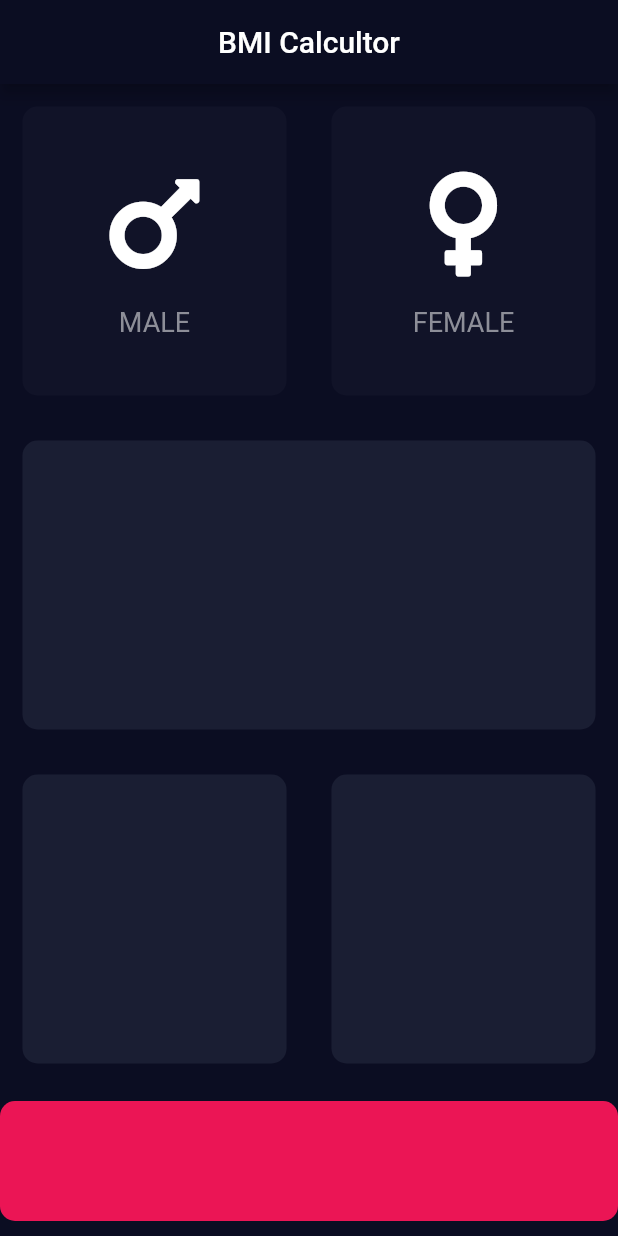
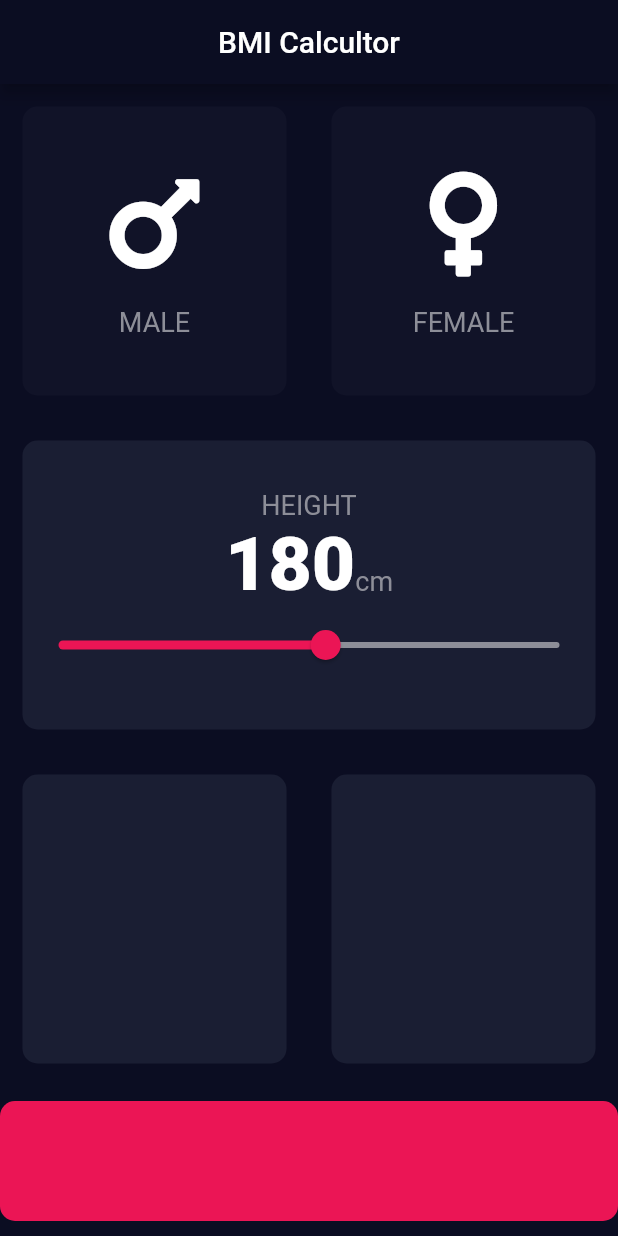
Before and after one commit to Baeyung/bmi_calculator, a Flutter app: the screen it shows after launch, on a phone screen of 412 x 824 dp. Run offline on Flutter 3.47's test engine with Material 2 defaults, Android fonts, the phone set to English and light mode, and no system bars; our stand-ins replace font_awesome_flutter.

Commit message:
--added slider functionality and seperated constants

```diff
--- /dev/null
+++ b/lib/constants/konstants.dart
@@ -0,0 +1,19 @@
+import 'package:flutter/material.dart';
+
+const double kCalculateButtonHeight = 80;
+const Color kActiveCardColor = Color(0xff1a1e33);
+const Color kInactiveCardColor = Color(0xff111328);
+const Color kActiveSliderColor = Color(0xffeb1555);
+const Color kInactiveSliderColor = Color(0xff8d8e98);
+
+const double kMinHeight = 100.0;
+const double kMaxHeight = 250.0;
+
+const kTextStyle = TextStyle(
+  color: Color(0xff8d8e98),
+  fontSize: 18,
+);
+const kNumberTextStyle = TextStyle(
+  fontWeight: FontWeight.w900,
+  fontSize: 50,
+);
--- a/lib/custom_widgets/icon_content.dart
+++ b/lib/custom_widgets/icon_content.dart
@@ -1,4 +1,5 @@
 import 'package:flutter/material.dart';
+import 'package:bmi_calculator/constants/konstants.dart';
 
 class TopWidgets extends StatelessWidget {
   final IconData widgetIcons;
@@ -19,7 +20,7 @@ class TopWidgets extends StatelessWidget {
           height: 15,
         ),
         Text(str,
-            style: const TextStyle(color: Color(0xff8d8e98), fontSize: 18))
+            style: kTextStyle,)
       ],
     );
   }
--- a/lib/custom_widgets/reusable_card.dart
+++ b/lib/custom_widgets/reusable_card.dart
@@ -8,11 +8,13 @@ class ReusableCard extends StatelessWidget {
 
   @override
   Widget build(BuildContext context) {
-    return Container(
-      child: cardChild,
-      margin: const EdgeInsets.all(15),
-      decoration:
-          BoxDecoration(color: colour, borderRadius: BorderRadius.circular(10)),
+    return GestureDetector(
+      child: Container(
+        child: cardChild,
+        margin: const EdgeInsets.all(15),
+        decoration: BoxDecoration(
+            color: colour, borderRadius: BorderRadius.circular(10)),
+      ),
     );
   }
 }
--- a/lib/input_page.dart
+++ b/lib/input_page.dart
@@ -2,10 +2,8 @@ import 'package:flutter/material.dart';
 import 'package:font_awesome_flutter/font_awesome_flutter.dart';
 import 'custom_widgets/icon_content.dart';
 import 'custom_widgets/reusable_card.dart';
+import 'constants/konstants.dart';
 
-const double calculateButtonHeight = 80;
-const Color activeCardColor = Color(0xff1a1e33);
-const Color inactiveCardColor = Color(0xff111328);
 enum Gender { male, female, none }
 
 class InputPage extends StatefulWidget {
@@ -17,6 +15,7 @@ class InputPage extends StatefulWidget {
 
 class _InputPageState extends State<InputPage> {
   Gender selectedGender = Gender.none;
+  int height = 180;
   @override
   Widget build(BuildContext context) {
     return Scaffold(
@@ -39,8 +38,8 @@ class _InputPageState extends State<InputPage> {
                     },
                     child: ReusableCard(
                       colour: selectedGender == Gender.male
-                          ? activeCardColor
-                          : inactiveCardColor,
+                          ? kActiveCardColor
+                          : kInactiveCardColor,
                       cardChild: const TopWidgets(
                         widgetIcons: FontAwesomeIcons.mars,
                         str: 'MALE',
@@ -57,8 +56,8 @@ class _InputPageState extends State<InputPage> {
                     },
                     child: ReusableCard(
                       colour: selectedGender == Gender.female
-                          ? activeCardColor
-                          : inactiveCardColor,
+                          ? kActiveCardColor
+                          : kInactiveCardColor,
                       cardChild: const TopWidgets(
                         widgetIcons: FontAwesomeIcons.venus,
                         str: 'FEMALE',
@@ -69,24 +68,58 @@ class _InputPageState extends State<InputPage> {
               ],
             ),
           ),
-          const Expanded(
-            child: ReusableCard(colour: activeCardColor),
+          Expanded(
+            child: ReusableCard(
+              colour: kActiveCardColor,
+              cardChild: Column(
+                mainAxisAlignment: MainAxisAlignment.center,
+                children: [
+                  const Text(
+                    'HEIGHT',
+                    style: kTextStyle,
+                  ),
+                  Row(
+                    mainAxisAlignment: MainAxisAlignment.center,
+                    textBaseline: TextBaseline.alphabetic,
+                    crossAxisAlignment: CrossAxisAlignment.baseline,
+                    children: [
+                      Text(
+                        height.toString(),
+                        style: kNumberTextStyle,
+                      ),
+                      const Text('cm', style: kTextStyle)
+                    ],
+                  ),
+                  Slider(
+                      min: kMinHeight,
+                      max: kMaxHeight,
+                      activeColor: kActiveSliderColor,
+                      inactiveColor: kInactiveSliderColor,
+                      value: height.toDouble(),
+                      onChanged: (double newValue) {
+                        setState(() {
+                          height = newValue.round();
+                        });
+                      })
+                ],
+              ),
+            ),
           ),
           Expanded(
             child: Row(
               children: const [
                 Expanded(
-                  child: ReusableCard(colour: activeCardColor),
+                  child: ReusableCard(colour: kActiveCardColor),
                 ),
                 Expanded(
-                  child: ReusableCard(colour: activeCardColor),
+                  child: ReusableCard(colour: kActiveCardColor),
                 ),
               ],
             ),
           ),
           Container(
             width: double.infinity,
-            height: calculateButtonHeight,
+            height: kCalculateButtonHeight,
             margin: const EdgeInsets.only(
               top: 10,
               bottom: 10,
```
